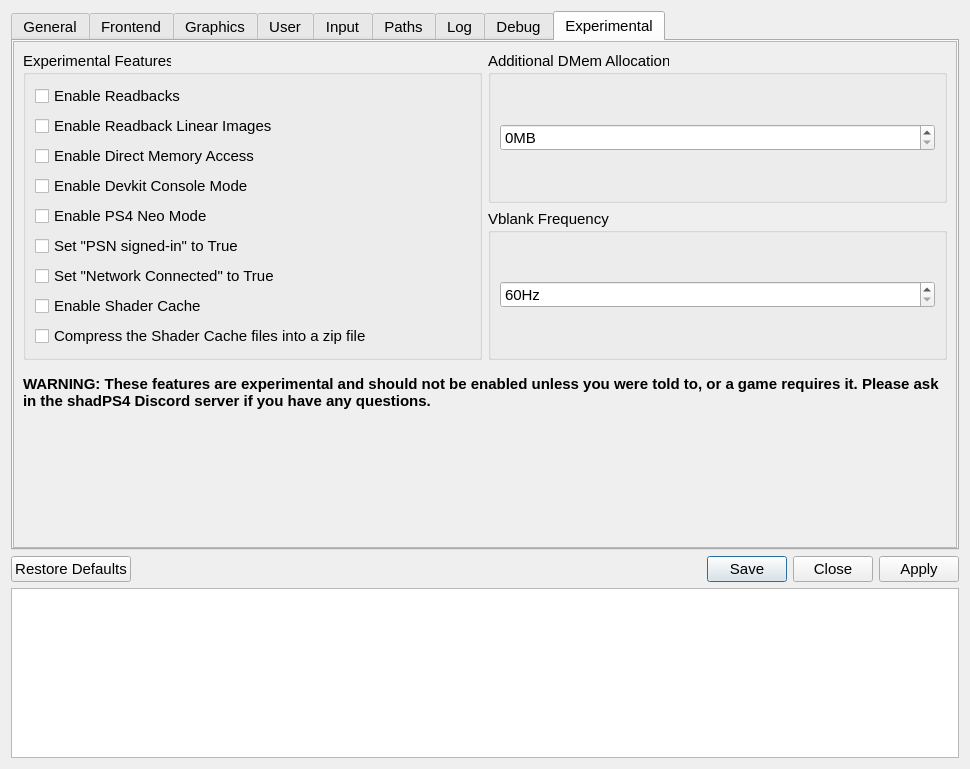
Before: the Qt Designer form src/qt_gui/settings_dialog.ui in shadps4-emu/shadps4-qtlauncher, drawn with Qt 5.
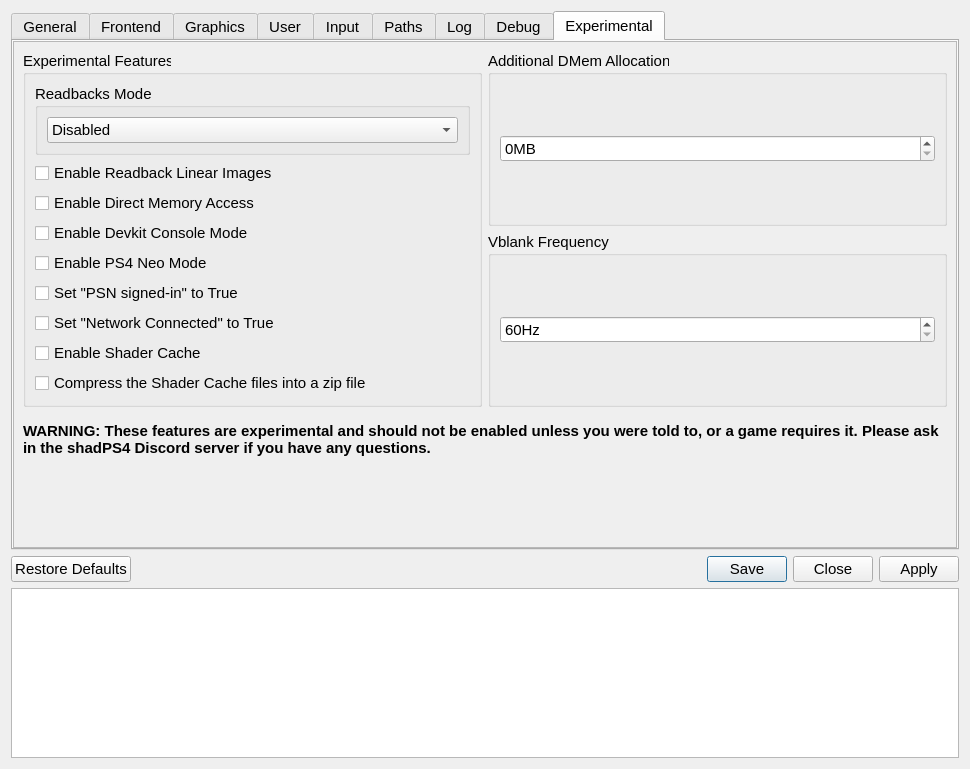
After: the same form once the commit is applied. The open tabs and pages were chosen to show the change. Icons and pictures are not drawn.

Commit message: Settings: Add readbacks mode (#257)

```diff
--- a/src/qt_gui/settings_dialog.ui
+++ b/src/qt_gui/settings_dialog.ui
@@ -2386,7 +2386,7 @@
          <x>0</x>
          <y>0</y>
          <width>946</width>
-         <height>450</height>
+         <height>500</height>
         </rect>
        </property>
        <property name="sizePolicy">
@@ -2428,10 +2428,31 @@
                 <number>9</number>
                </property>
                <item>
-                <widget class="QCheckBox" name="readbacksCheckBox">
-                 <property name="text">
-                  <string>Enable Readbacks</string>
+                <widget class="QGroupBox" name="readbacksGroupBox">
+                 <property name="title">
+                  <string>Readbacks Mode</string>
                  </property>
+                 <layout class="QVBoxLayout" name="verticalLayout_7">
+                  <item>
+                   <widget class="QComboBox" name="readbacksModeComboBox">
+                    <item>
+                     <property name="text">
+                      <string>Disabled</string>
+                     </property>
+                    </item>
+                    <item>
+                     <property name="text">
+                      <string>Low</string>
+                     </property>
+                    </item>
+                    <item>
+                     <property name="text">
+                      <string>High</string>
+                     </property>
+                    </item>
+                   </widget>
+                  </item>
+                 </layout>
                 </widget>
                </item>
                <item>
```
Left out of the diff: 2 changed lines with no effect on the pictures. The commit also changes 3 other files.
